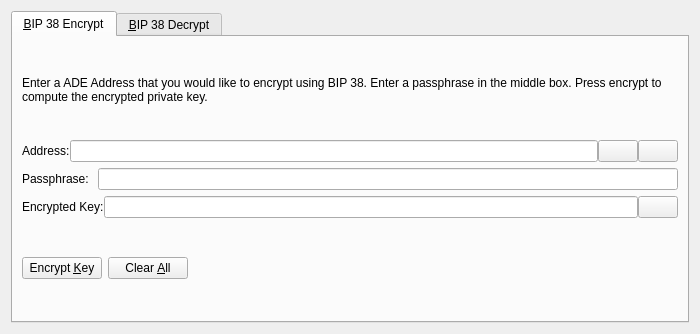
Old version of the form src/qt/forms/bip38tooldialog.ui in the repository adeptio-project/adeptio.
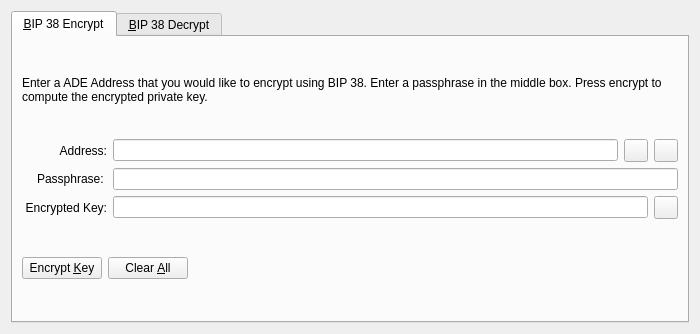
New version of the form. The open tabs and pages were chosen to show the change. Icons and pictures are not drawn. Custom widgets are drawn as their Qt base class.

Diff of the .ui file:
```diff
--- a/src/qt/forms/bip38tooldialog.ui
+++ b/src/qt/forms/bip38tooldialog.ui
@@ -42,11 +42,17 @@
        </item>
        <item>
         <layout class="QHBoxLayout" name="horizontalLayout_1_ENC">
-         <property name="spacing">
-          <number>0</number>
-         </property>
          <item>
           <widget class="QLabel" name="label_5">
+           <property name="alignment">
+            <set>Qt::AlignRight|Qt::AlignTrailing|Qt::AlignVCenter</set>
+           </property>
+           <property name="minimumSize">
+            <size>
+             <width>85</width>
+             <height>0</height>
+            </size>
+           </property>
            <property name="text">
             <string>Address:</string>
            </property>
@@ -60,7 +66,7 @@
           </widget>
          </item>
          <item>
-          <widget class="QPushButton" name="addressBookButton_ENC">
+          <widget class="QToolButton" name="addressBookButton_ENC">
            <property name="toolTip">
             <string>Choose previously used address</string>
            </property>
@@ -74,13 +80,10 @@
            <property name="shortcut">
             <string>Alt+A</string>
            </property>
-           <property name="autoDefault">
-            <bool>false</bool>
-           </property>
           </widget>
          </item>
          <item>
-          <widget class="QPushButton" name="pasteButton_ENC">
+          <widget class="QToolButton" name="pasteButton_ENC">
            <property name="toolTip">
             <string>Paste address from clipboard</string>
            </property>
@@ -94,9 +97,6 @@
            <property name="shortcut">
             <string>Alt+P</string>
            </property>
-           <property name="autoDefault">
-            <bool>false</bool>
-           </property>
           </widget>
          </item>
         </layout>
@@ -105,6 +105,15 @@
         <layout class="QHBoxLayout" name="horizontalLayout_5">
          <item>
           <widget class="QLabel" name="label_6">
+           <property name="alignment">
+            <set>Qt::AlignRight|Qt::AlignTrailing|Qt::AlignVCenter</set>
+           </property>
+           <property name="minimumSize">
+            <size>
+             <width>85</width>
+             <height>0</height>
+            </size>
+           </property>
            <property name="text">
             <string>Passphrase: </string>
            </property>
@@ -121,11 +130,17 @@
        </item>
        <item>
         <layout class="QHBoxLayout" name="horizontalLayout_2_ENC">
-         <property name="spacing">
-          <number>0</number>
-         </property>
          <item>
           <widget class="QLabel" name="encryptedKeyLabel_ENC">
+           <property name="alignment">
+            <set>Qt::AlignRight|Qt::AlignTrailing|Qt::AlignVCenter</set>
+           </property>
+           <property name="minimumSize">
+            <size>
+             <width>85</width>
+             <height>0</height>
+            </size>
+           </property>
            <property name="text">
             <string>Encrypted Key:</string>
            </property>
@@ -147,7 +162,7 @@
           </widget>
          </item>
          <item>
-          <widget class="QPushButton" name="copyKeyButton_ENC">
+          <widget class="QToolButton" name="copyKeyButton_ENC">
            <property name="toolTip">
             <string>Copy the current signature to the system clipboard</string>
            </property>
@@ -158,9 +173,6 @@
             <iconset resource="../adeptio.qrc">
              <normaloff>:/icons/editcopy</normaloff>:/icons/editcopy</iconset>
            </property>
-           <property name="autoDefault">
-            <bool>false</bool>
-           </property>
           </widget>
          </item>
         </layout>
```
Left out of the diff: 50 changed lines with no effect on the pictures.
